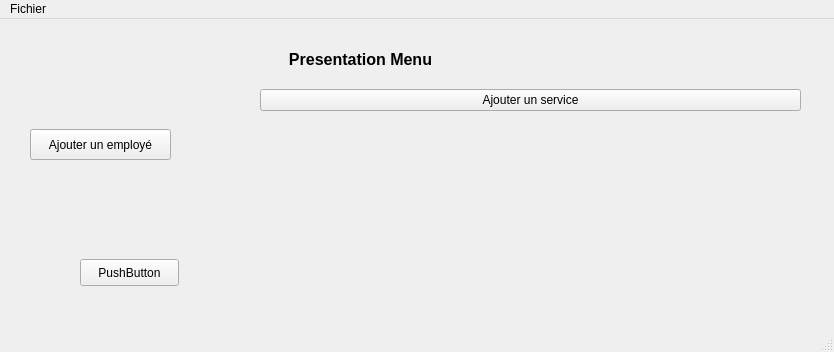
idriss92/FaceRecognition, file FaceRecognition/administration.ui: the form before one commit.
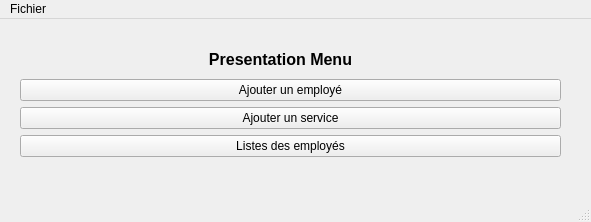
The form after the commit.

Commit message: liste user

Patch:
```diff
--- a/FaceRecognition/administration.ui
+++ b/FaceRecognition/administration.ui
@@ -6,8 +6,8 @@
    <rect>
     <x>0</x>
     <y>0</y>
-    <width>834</width>
-    <height>352</height>
+    <width>591</width>
+    <height>222</height>
    </rect>
   </property>
   <property name="windowTitle">
@@ -17,7 +17,7 @@
    <widget class="QLabel" name="label">
     <property name="geometry">
      <rect>
-      <x>220</x>
+      <x>140</x>
       <y>20</y>
       <width>281</width>
       <height>41</height>
@@ -27,32 +27,26 @@
      <string>&lt;html&gt;&lt;head/&gt;&lt;body&gt;&lt;p align=&quot;center&quot;&gt;&lt;span style=&quot; font-size:12pt; font-weight:600;&quot;&gt;Presentation Menu&lt;/span&gt;&lt;/p&gt;&lt;/body&gt;&lt;/html&gt;</string>
     </property>
    </widget>
-   <widget class="QPushButton" name="pushButtonNouvelEmp">
-    <property name="geometry">
-     <rect>
-      <x>30</x>
-      <y>110</y>
-      <width>141</width>
-      <height>31</height>
-     </rect>
-    </property>
-    <property name="text">
-     <string>Ajouter un employé</string>
-    </property>
-   </widget>
    <widget class="QWidget" name="verticalLayoutWidget">
     <property name="geometry">
      <rect>
-      <x>260</x>
-      <y>70</y>
+      <x>20</x>
+      <y>60</y>
       <width>541</width>
-      <height>201</height>
+      <height>101</height>
      </rect>
     </property>
     <layout class="QVBoxLayout" name="verticalLayout">
      <property name="sizeConstraint">
       <enum>QLayout::SetMaximumSize</enum>
      </property>
+     <item>
+      <widget class="QPushButton" name="pushButtonNouvelEmp">
+       <property name="text">
+        <string>Ajouter un employé</string>
+       </property>
+      </widget>
+     </item>
      <item>
       <widget class="QPushButton" name="pushButtonNouvelDepart">
        <property name="text">
@@ -60,28 +54,22 @@
        </property>
       </widget>
      </item>
+     <item>
+      <widget class="QPushButton" name="liste_employe">
+       <property name="text">
+        <string>Listes des employés</string>
+       </property>
+      </widget>
+     </item>
     </layout>
    </widget>
-   <widget class="QPushButton" name="pushButton">
-    <property name="geometry">
-     <rect>
-      <x>80</x>
-      <y>240</y>
-      <width>99</width>
-      <height>27</height>
-     </rect>
-    </property>
-    <property name="text">
-     <string>PushButton</string>
-    </property>
-   </widget>
   </widget>
   <widget class="QMenuBar" name="menubar">
    <property name="geometry">
     <rect>
      <x>0</x>
      <y>0</y>
-     <width>834</width>
+     <width>591</width>
      <height>25</height>
     </rect>
    </property>
```
The commit also changes 11 other files.
